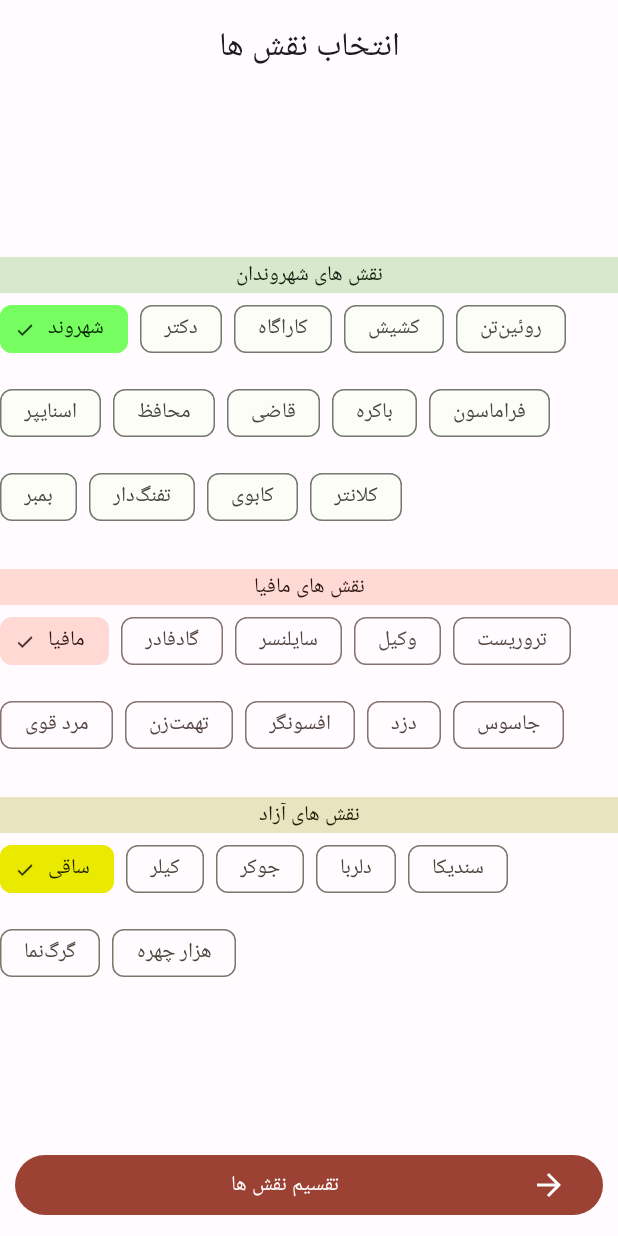
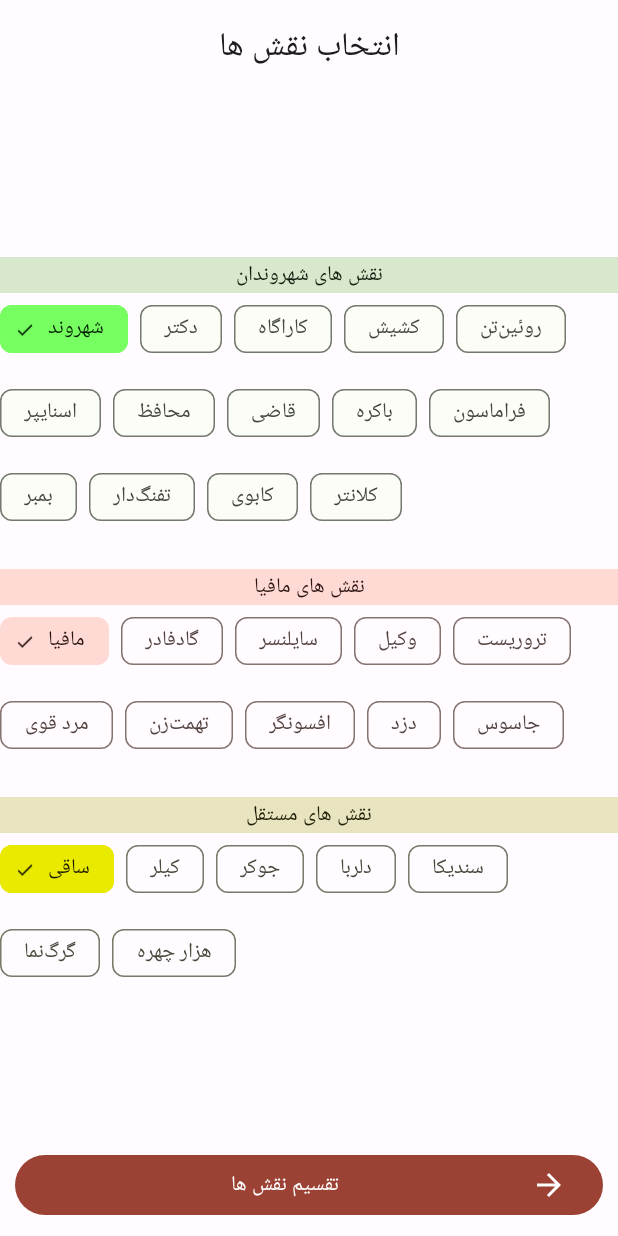
Before and after one commit to IamRezaMousavi/Mafia, an Android app: the RoleActivity screen opened directly, with no data from a screen before it, on a phone screen of 412 x 824 dp. Run offline under Robolectric (Android 15) with nearby library versions, the phone set to English and light mode, and no system bars; 3 statements that could not run were skipped.

Commit message:
refactor independent role

```diff
--- a/app/src/main/res/color/freechip_background.xml
+++ /dev/null
@@ -1,5 +0,0 @@
-<?xml version="1.0" encoding="utf-8"?>
-<selector xmlns:android="http://schemas.android.com/apk/res/android">
-    <item android:color="@color/free_md_theme_primaryContainer" android:state_checked="true" />
-    <item android:color="@color/free_md_theme_surface" android:state_checked="false" />
-</selector>
--- a/app/src/main/res/color/freechip_stroke.xml
+++ /dev/null
@@ -1,5 +0,0 @@
-<?xml version="1.0" encoding="utf-8"?>
-<selector xmlns:android="http://schemas.android.com/apk/res/android">
-    <item android:color="@color/free_md_theme_primaryContainer" android:state_checked="true" />
-    <item android:color="@color/free_md_theme_outline" android:state_checked="false" />
-</selector>
--- a/app/src/main/res/color/freechip_text.xml
+++ /dev/null
@@ -1,5 +0,0 @@
-<?xml version="1.0" encoding="utf-8"?>
-<selector xmlns:android="http://schemas.android.com/apk/res/android">
-    <item android:color="@color/free_md_theme_onPrimaryContainer" android:state_checked="true" />
-    <item android:color="@color/free_md_theme_onSurfaceVariant" android:state_checked="false" />
-</selector>
--- /dev/null
+++ b/app/src/main/res/color/independentchip_background.xml
@@ -0,0 +1,5 @@
+<?xml version="1.0" encoding="utf-8"?>
+<selector xmlns:android="http://schemas.android.com/apk/res/android">
+    <item android:color="@color/independent_md_theme_primaryContainer" android:state_checked="true" />
+    <item android:color="@color/independent_md_theme_surface" android:state_checked="false" />
+</selector>
--- /dev/null
+++ b/app/src/main/res/color/independentchip_stroke.xml
@@ -0,0 +1,5 @@
+<?xml version="1.0" encoding="utf-8"?>
+<selector xmlns:android="http://schemas.android.com/apk/res/android">
+    <item android:color="@color/independent_md_theme_primaryContainer" android:state_checked="true" />
+    <item android:color="@color/independent_md_theme_outline" android:state_checked="false" />
+</selector>
--- /dev/null
+++ b/app/src/main/res/color/independentchip_text.xml
@@ -0,0 +1,5 @@
+<?xml version="1.0" encoding="utf-8"?>
+<selector xmlns:android="http://schemas.android.com/apk/res/android">
+    <item android:color="@color/independent_md_theme_onPrimaryContainer" android:state_checked="true" />
+    <item android:color="@color/independent_md_theme_onSurfaceVariant" android:state_checked="false" />
+</selector>
--- a/app/src/main/res/layout/activity_role.xml
+++ b/app/src/main/res/layout/activity_role.xml
@@ -71,15 +71,15 @@
             android:layout_width="match_parent"
             android:layout_height="wrap_content"
             android:layout_marginTop="24dp"
-            android:background="@color/free_md_theme_secondaryContainer"
+            android:background="@color/independent_md_theme_secondaryContainer"
             android:gravity="center_horizontal"
-            android:text="نقش های آزاد"
+            android:text="نقش های مستقل"
             android:textAlignment="center"
-            android:textColor="@color/free_md_theme_onSecondaryContainer" />
+            android:textColor="@color/independent_md_theme_onSecondaryContainer" />
 
         <include
             android:id="@+id/chipGroup3"
-            layout="@layout/free_chipgroup"
+            layout="@layout/independent_chipgroup"
             android:layout_width="match_parent"
             android:layout_height="wrap_content" />
     </LinearLayout>
--- a/app/src/main/res/layout/free_chipgroup.xml
+++ b/app/src/main/res/layout/independent_chipgroup.xml
@@ -20,10 +20,10 @@
             android:layout_height="wrap_content"
             android:checked="true"
             android:text="ساقی"
-            android:textColor="@color/freechip_text"
-            app:checkedIconTint="@color/freechip_text"
-            app:chipBackgroundColor="@color/freechip_background"
-            app:chipStrokeColor="@color/freechip_stroke" />
+            android:textColor="@color/independentchip_text"
+            app:checkedIconTint="@color/independentchip_text"
+            app:chipBackgroundColor="@color/independentchip_background"
+            app:chipStrokeColor="@color/independentchip_stroke" />
 
         <com.google.android.material.chip.Chip
             android:id="@+id/chip32"
@@ -31,10 +31,10 @@
             android:layout_width="wrap_content"
             android:layout_height="wrap_content"
             android:text="کیلر"
-            android:textColor="@color/freechip_text"
-            app:checkedIconTint="@color/freechip_text"
-            app:chipBackgroundColor="@color/freechip_background"
-            app:chipStrokeColor="@color/freechip_stroke" />
+            android:textColor="@color/independentchip_text"
+            app:checkedIconTint="@color/independentchip_text"
+            app:chipBackgroundColor="@color/independentchip_background"
+            app:chipStrokeColor="@color/independentchip_stroke" />
 
         <com.google.android.material.chip.Chip
             android:id="@+id/chip33"
@@ -42,10 +42,10 @@
             android:layout_width="wrap_content"
             android:layout_height="wrap_content"
             android:text="جوکر"
-            android:textColor="@color/freechip_text"
-            app:checkedIconTint="@color/freechip_text"
-            app:chipBackgroundColor="@color/freechip_background"
-            app:chipStrokeColor="@color/freechip_stroke" />
+            android:textColor="@color/independentchip_text"
+            app:checkedIconTint="@color/independentchip_text"
+            app:chipBackgroundColor="@color/independentchip_background"
+            app:chipStrokeColor="@color/independentchip_stroke" />
 
         <com.google.android.material.chip.Chip
             android:id="@+id/chip34"
@@ -53,10 +53,10 @@
             android:layout_width="wrap_content"
             android:layout_height="wrap_content"
             android:text="دلربا"
-            android:textColor="@color/freechip_text"
-            app:checkedIconTint="@color/freechip_text"
-            app:chipBackgroundColor="@color/freechip_background"
-            app:chipStrokeColor="@color/freechip_stroke" />
+            android:textColor="@color/independentchip_text"
+            app:checkedIconTint="@color/independentchip_text"
+            app:chipBackgroundColor="@color/independentchip_background"
+            app:chipStrokeColor="@color/independentchip_stroke" />
 
         <com.google.android.material.chip.Chip
             android:id="@+id/chip35"
@@ -64,10 +64,10 @@
             android:layout_width="wrap_content"
             android:layout_height="wrap_content"
             android:text="سندیکا"
-            android:textColor="@color/freechip_text"
-            app:checkedIconTint="@color/freechip_text"
-            app:chipBackgroundColor="@color/freechip_background"
-            app:chipStrokeColor="@color/freechip_stroke" />
+            android:textColor="@color/independentchip_text"
+            app:checkedIconTint="@color/independentchip_text"
+            app:chipBackgroundColor="@color/independentchip_background"
+            app:chipStrokeColor="@color/independentchip_stroke" />
 
         <com.google.android.material.chip.Chip
             android:id="@+id/chip36"
@@ -75,10 +75,10 @@
             android:layout_width="wrap_content"
             android:layout_height="wrap_content"
             android:text="گرگ‌نما"
-            android:textColor="@color/freechip_text"
-            app:checkedIconTint="@color/freechip_text"
-            app:chipBackgroundColor="@color/freechip_background"
-            app:chipStrokeColor="@color/freechip_stroke" />
+            android:textColor="@color/independentchip_text"
+            app:checkedIconTint="@color/independentchip_text"
+            app:chipBackgroundColor="@color/independentchip_background"
+            app:chipStrokeColor="@color/independentchip_stroke" />
 
         <com.google.android.material.chip.Chip
             android:id="@+id/chip37"
@@ -86,10 +86,10 @@
             android:layout_width="wrap_content"
             android:layout_height="wrap_content"
             android:text="هزار چهره"
-            android:textColor="@color/freechip_text"
-            app:checkedIconTint="@color/freechip_text"
-            app:chipBackgroundColor="@color/freechip_background"
-            app:chipStrokeColor="@color/freechip_stroke" />
+            android:textColor="@color/independentchip_text"
+            app:checkedIconTint="@color/independentchip_text"
+            app:chipBackgroundColor="@color/independentchip_background"
+            app:chipStrokeColor="@color/independentchip_stroke" />
 
     </com.google.android.material.chip.ChipGroup>
 
```
Also changed, not shown: app/src/main/res/values-night/colors.xml (+30 -30 lines), app/src/main/res/values/colors.xml (+90 -90 lines).
